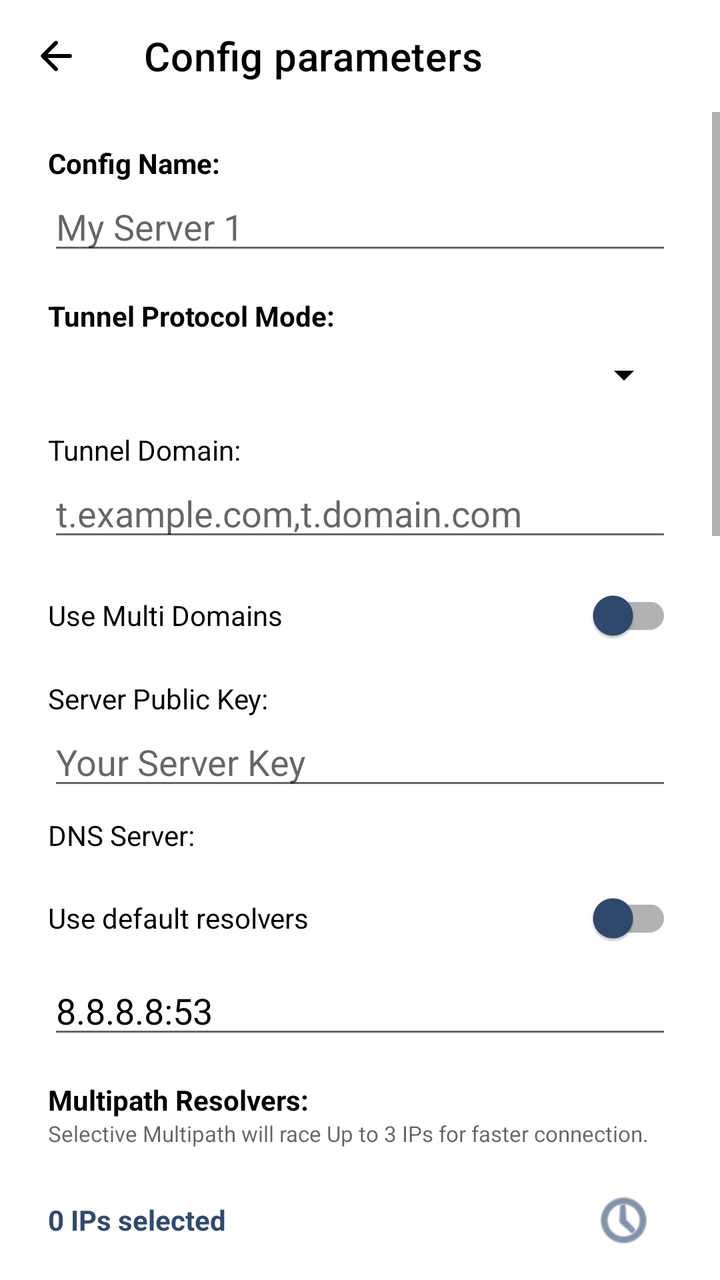
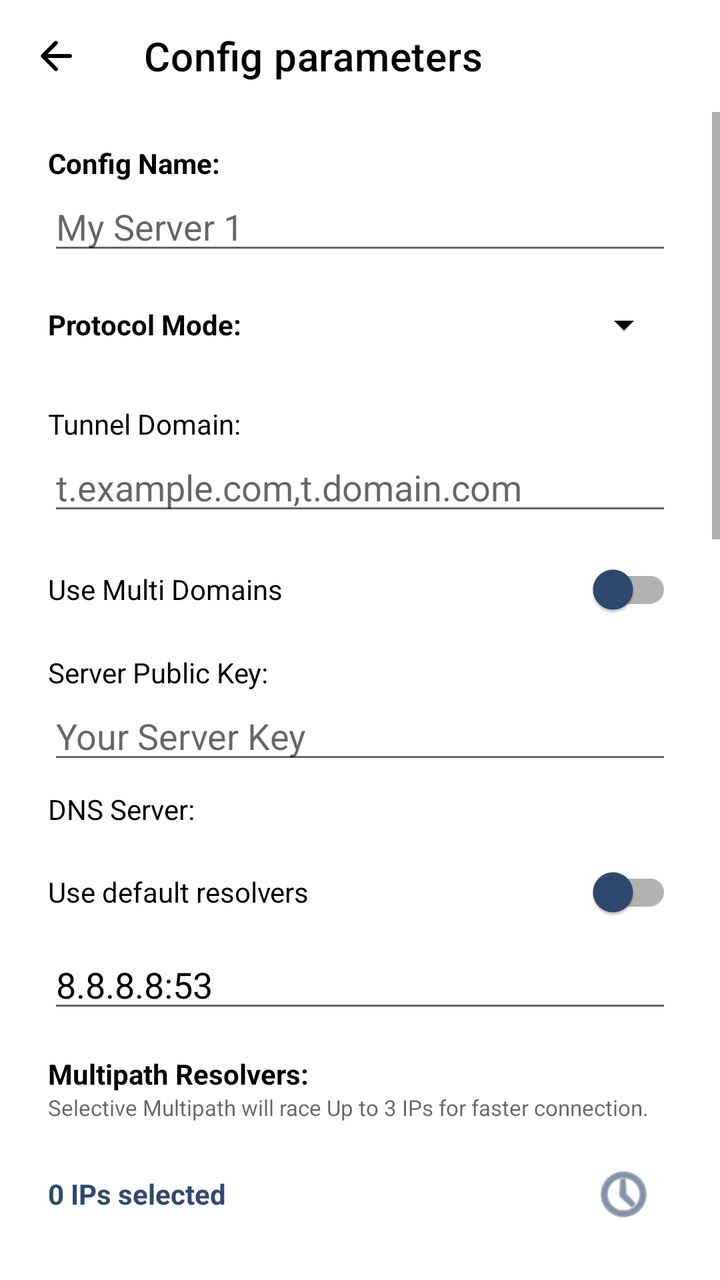

Before-and-after screenshots of an Android layout around one commit, followed by the original layout XML and the change that was made.
<!-- AndroidManifest.xml: application theme Theme.Vaydns -->
<!-- res/layout/activity_config_editor.xml -->
<?xml version="1.0" encoding="utf-8"?>
<LinearLayout xmlns:android="http://schemas.android.com/apk/res/android"
    xmlns:app="http://schemas.android.com/apk/res-auto"
    android:layout_width="match_parent"
    android:layout_height="match_parent"
    android:orientation="vertical"
    android:background="?android:attr/windowBackground"
    android:fitsSystemWindows="true">

    <com.google.android.material.appbar.AppBarLayout
        android:layout_width="match_parent"
        android:layout_height="wrap_content"
        android:background="?attr/colorSurface"
        app:elevation="4dp">

        <com.google.android.material.appbar.MaterialToolbar
            android:id="@+id/toolbar_editor"
            android:layout_width="match_parent"
            android:layout_height="?attr/actionBarSize"
            app:title="Config parameters"
            app:titleTextColor="?attr/colorOnSurface"
            app:navigationIcon="@drawable/ic_arrow_back_modern"
            app:navigationIconTint="?attr/colorOnSurface" />
    </com.google.android.material.appbar.AppBarLayout>

    <ScrollView
        android:layout_width="match_parent"
        android:layout_height="match_parent">

        <LinearLayout
            android:layout_width="match_parent"
            android:layout_height="wrap_content"
            android:orientation="vertical"
            android:paddingStart="24dp"
            android:paddingEnd="24dp"
            android:paddingTop="16dp"
            android:paddingBottom="24dp">

            <TextView
                android:layout_width="wrap_content"
                android:layout_height="wrap_content"
                android:text="Config Name:"
                android:textColor="?attr/colorOnSurface"
                android:textStyle="bold" />

            <EditText
                android:id="@+id/et_config_name"
                android:layout_width="match_parent"
                android:layout_height="wrap_content"
                android:hint="My Server 1"
                android:textColor="?attr/colorOnSurface" />

            <TextView
                android:id="@+id/tv_tunnel_protocol_label"
                android:layout_width="wrap_content"
                android:layout_height="wrap_content"
                android:text="Tunnel Protocol Mode:"
                android:textColor="?attr/colorOnSurface"
                android:layout_marginTop="16dp"
                android:textStyle="bold" />

            <Spinner
                android:id="@+id/spinner_tunnel_protocol"
                android:layout_width="match_parent"
                android:layout_height="wrap_content"
                android:layout_marginTop="8dp"
                android:backgroundTint="?attr/colorOnSurface" />

            <LinearLayout
                android:id="@+id/layout_editor_cdn"
                android:layout_width="match_parent"
                android:layout_height="wrap_content"
                android:orientation="horizontal"
                android:gravity="center_vertical"
                android:layout_marginTop="20dp"
                android:layout_marginBottom="12dp"
                android:visibility="gone">

                <TextView
                    android:layout_width="0dp"
                    android:layout_weight="1"
                    android:layout_height="wrap_content"
                    android:text="Target CDN Cloud:"
                    android:textColor="?attr/colorOnSurface"
                    android:textStyle="bold" />

                <Spinner
                    android:id="@+id/spinner_editor_cdn"
                    android:layout_width="wrap_content"
                    android:layout_height="wrap_content"
                    android:backgroundTint="?attr/colorOnSurface" />
            </LinearLayout>

            <TextView
                android:id="@+id/tv_vless_ip_label"
                android:layout_width="wrap_content"
                android:layout_height="wrap_content"
                android:text="Cloud IP (VLESS):"
                android:textColor="?attr/colorOnSurface"
                android:layout_marginTop="16dp"
                android:textStyle="bold"
                android:visibility="gone" />

            <EditText
                android:id="@+id/et_vless_ip"
                android:layout_width="match_parent"
                android:layout_height="wrap_content"
                android:hint="Leave empty to use Global Setting"
                android:textColorHint="?android:attr/textColorSecondary"
                android:textColor="?attr/colorOnSurface"
                android:inputType="text"
                android:layout_marginTop="8dp"
                android:visibility="gone" />

            <androidx.appcompat.widget.SwitchCompat
                android:id="@+id/cb_best_cf_ip"
                android:layout_width="match_parent"
                android:layout_height="wrap_content"
                android:text="Get best IP from Global Settings"
                android:textSize="14sp"
                android:textColor="?attr/colorOnSurface"
                app:thumbTint="?attr/colorPrimary"
                android:layout_marginTop="12dp"
                android:layout_marginBottom="8dp"
                android:visibility="gone" />

            <TextView
                android:id="@+id/tv_domain_label"
                android:layout_width="wrap_content"
                android:layout_height="wrap_content"
                android:text="Tunnel Domain:"
                android:textColor="?attr/colorOnSurface"
                android:layout_marginTop="16dp" />

            <EditText
                android:id="@+id/et_domain"
                android:layout_width="match_parent"
                android:layout_height="wrap_content"
                android:textColor="?attr/colorOnSurface"
                android:textColorHint="?android:attr/textColorSecondary"
                android:hint="t.example.com,t.domain.com" />

            <TextView
                android:id="@+id/tv_domain_selector_label"
                android:layout_width="wrap_content"
                android:layout_height="wrap_content"
                android:text="Select Active Domain:"
                android:textColor="?attr/colorOnSurface"
                android:layout_marginTop="16dp"
                android:visibility="gone"
                android:textStyle="bold" />

            <RadioGroup
                android:id="@+id/rg_domain_selector"
                android:layout_width="match_parent"
                android:layout_height="wrap_content"
                android:orientation="vertical"
                android:layout_marginTop="8dp"
                android:visibility="gone">

                <RadioButton android:id="@+id/rb_domain_1" android:layout_width="wrap_content" android:layout_height="wrap_content" android:textColor="?attr/colorOnSurface" android:buttonTint="?attr/colorPrimary" android:text="Domain 1" />
                <RadioButton android:id="@+id/rb_domain_2" android:layout_width="wrap_content" android:layout_height="wrap_content" android:textColor="?attr/colorOnSurface" android:buttonTint="?attr/colorPrimary" android:text="Domain 2" />
                <RadioButton android:id="@+id/rb_domain_3" android:layout_width="wrap_content" android:layout_height="wrap_content" android:textColor="?attr/colorOnSurface" android:buttonTint="?attr/colorPrimary" android:text="Domain 3" />
                <RadioButton android:id="@+id/rb_domain_4" android:layout_width="wrap_content" android:layout_height="wrap_content" android:textColor="?attr/colorOnSurface" android:buttonTint="?attr/colorPrimary" android:text="Domain 4" />
            </RadioGroup>

            <androidx.appcompat.widget.SwitchCompat
                android:id="@+id/switch_multi_domain"
                android:layout_width="match_parent"
                android:layout_height="wrap_content"
                android:layout_marginTop="8dp"
                android:text="Use Multi Domains"
                android:textColor="?attr/colorOnSurface"
                app:thumbTint="?attr/colorPrimary"
                android:checked="false" />

            <TextView
                android:id="@+id/tv_pubkey_label"
                android:layout_width="wrap_content"
                android:layout_height="wrap_content"
                android:text="Server Public Key:"
                android:textColor="?attr/colorOnSurface"
                android:layout_marginTop="8dp" />

            <EditText
                android:id="@+id/et_pubkey"
                android:layout_width="match_parent"
                android:layout_height="wrap_content"
                android:textColor="?attr/colorOnSurface"
                android:hint="Your Server Key" />

            <TextView
                android:id="@+id/tv_dns_label"
                android:layout_width="wrap_content"
                android:layout_height="wrap_content"
                android:text="DNS Server:"
                android:textColor="?attr/colorOnSurface"
                android:layout_marginTop="8dp" />

            <androidx.appcompat.widget.SwitchCompat
                android:id="@+id/sw_use_default_resolvers"
                android:layout_width="match_parent"
                android:layout_height="wrap_content"
                android:layout_marginTop="8dp"
                android:text="Use default resolvers"
                android:textColor="?attr/colorOnSurface"
                android:checked="false"
                android:textSize="14sp"
                app:thumbTint="?attr/colorPrimary" />

            <LinearLayout
                android:layout_width="match_parent"
                android:layout_height="wrap_content"
                android:orientation="horizontal"
                android:gravity="center_vertical">

                <EditText
                    android:id="@+id/et_dns"
                    android:layout_width="0dp"
                    android:layout_height="wrap_content"
                    android:layout_weight="1"
                    android:textColor="?attr/colorOnSurface"
                    android:text="8.8.8.8:53" />

            </LinearLayout>

            <TextView
                android:id="@+id/tv_multipath_label"
                android:layout_width="wrap_content"
                android:layout_height="wrap_content"
                android:text="Multipath Resolvers:"
                android:textColor="?attr/colorOnSurface"
                android:layout_marginTop="16dp"
                android:textStyle="bold" />

            <TextView
                android:id="@+id/tv_multipath_desc"
                android:layout_width="wrap_content"
                android:layout_height="wrap_content"
                android:text="Selective Multipath will race Up to 3 IPs for faster connection."
                android:textSize="11sp"
                android:textColor="?android:attr/textColorSecondary"
                android:layout_marginBottom="4dp" />

            <LinearLayout
                android:id="@+id/layout_multipath_controls"
                android:layout_width="match_parent"
                android:layout_height="wrap_content"
                android:orientation="horizontal"
                android:gravity="center_vertical"
                android:background="?attr/selectableItemBackground"
                android:paddingVertical="8dp">

                <TextView
                    android:id="@+id/tv_multipath_status"
                    android:layout_width="0dp"
                    android:layout_height="wrap_content"
                    android:layout_weight="1"
                    android:text="0 IPs selected"
                    android:textSize="14sp"
                    android:textStyle="bold"
                    android:textColor="?attr/colorPrimary" />

                <ImageButton
                    android:id="@+id/btn_select_multipath"
                    android:layout_width="48dp"
                    android:layout_height="48dp"
                    android:src="@android:drawable/ic_menu_recent_history"
                    android:background="?attr/selectableItemBackgroundBorderless"
                    app:tint="?attr/colorPrimary"
                    android:contentDescription="Select Multipath Resolvers" />
            </LinearLayout>

            <TextView
                android:id="@+id/tv_mode_label"
                android:layout_width="wrap_content"
                android:layout_height="wrap_content"
                android:text="Tunnel Mode:"
                android:textColor="?attr/colorOnSurface"
                android:layout_marginTop="16dp"
                android:textStyle="bold" />

            <RadioGroup
                android:id="@+id/rg_mode"
                android:layout_width="match_parent"
                android:layout_height="wrap_content"
                android:orientation="horizontal">

                <RadioButton
                    android:id="@+id/rb_udp"
                    android:layout_width="wrap_content"
                    android:layout_height="wrap_content"
                    android:text="UDP"
                    android:checked="true"
                    android:layout_weight="1"
                    android:textColor="?attr/colorOnSurface"
                    android:buttonTint="?attr/colorPrimary" />

                <RadioButton
                    android:id="@+id/rb_tcp"
                    android:layout_width="wrap_content"
                    android:layout_height="wrap_content"
                    android:text="TCP"
                    android:layout_weight="1"
                    android:textColor="?attr/colorOnSurface"
                    android:buttonTint="?attr/colorPrimary" />

                <RadioButton
                    android:id="@+id/rb_tls"
                    android:layout_width="wrap_content"
                    android:layout_height="wrap_content"
                    android:text="DoT"
                    android:layout_weight="1"
                    android:textColor="?attr/colorOnSurface"
                    android:buttonTint="?attr/colorPrimary" />

                <RadioButton
                    android:id="@+id/rb_https"
                    android:layout_width="wrap_content"
                    android:layout_height="wrap_content"
                    android:text="DoH"
                    android:layout_weight="1"
                    android:textColor="?attr/colorOnSurface"
                    android:buttonTint="?attr/colorPrimary" />
            </RadioGroup>

            <TextView
                android:id="@+id/tv_record_type_label"
                android:layout_width="wrap_content"
                android:layout_height="wrap_content"
                android:text="Record Type:"
                android:textColor="?attr/colorOnSurface"
                android:layout_marginTop="12dp"
                android:textStyle="bold" />

            <Spinner
                android:id="@+id/sp_record_type"
                android:layout_width="match_parent"
                android:layout_height="wrap_content"
                android:layout_marginTop="4dp"
                style="@style/Widget.AppCompat.Spinner.Underlined"
                android:backgroundTint="?attr/colorOnSurface" />

            <TextView
                android:id="@+id/tv_idle_timeout_label"
                android:layout_width="wrap_content"
                android:layout_height="wrap_content"
                android:text="Idle Timeout:"
                android:textColor="?attr/colorOnSurface"
                android:layout_marginTop="12dp"
                android:textStyle="bold" />

            <EditText
                android:id="@+id/et_idle_timeout"
                android:layout_width="match_parent"
                android:layout_height="wrap_content"
                android:hint="e.g. 10s"
                android:textColor="?attr/colorOnSurface"
                android:inputType="text" />

            <TextView
                android:id="@+id/tv_keep_alive_label"
                android:layout_width="wrap_content"
                android:layout_height="wrap_content"
                android:text="Keep Alive:"
                android:textColor="?attr/colorOnSurface"
                android:layout_marginTop="12dp"
                android:textStyle="bold" />

            <EditText
                android:id="@+id/et_keep_alive"
                android:layout_width="match_parent"
                android:layout_height="wrap_content"
                android:hint="e.g. 2s"
                android:textColor="?attr/colorOnSurface"
                android:inputType="text" />

            <TextView
                android:id="@+id/tv_client_id_size_label"
                android:layout_width="wrap_content"
                android:layout_height="wrap_content"
                android:text="Client ID Size:"
                android:textColor="?attr/colorOnSurface"
                android:layout_marginTop="12dp"
                android:textStyle="bold" />

            <EditText
                android:id="@+id/et_client_id_size"
                android:layout_width="match_parent"
                android:layout_height="wrap_content"
                android:textColor="?attr/colorOnSurface"
                android:inputType="number"
                android:text="2" />

            <TextView
                android:id="@+id/tv_mtu_label"
                android:layout_width="wrap_content"
                android:layout_height="wrap_content"
                android:text="MTU:"
                android:textColor="?attr/colorOnSurface"
                android:layout_marginTop="12dp"
                android:textStyle="bold" />

            <EditText
                android:id="@+id/et_mtu"
                android:layout_width="match_parent"
                android:layout_height="wrap_content"
                android:hint="30 &lt; MTU &lt; 130"
                android:textColorHint="@android:color/darker_gray"
                android:textColor="?attr/colorOnSurface"
                android:inputType="number"
                android:text="0" />

            <androidx.appcompat.widget.SwitchCompat
                android:id="@+id/sw_dnstt"
                android:layout_width="match_parent"
                android:layout_height="wrap_content"
                android:layout_marginTop="12dp"
                android:text="DNSTT Compatible"
                android:textColor="?attr/colorOnSurface"
                android:layout_marginHorizontal="16dp"
                android:textSize="14sp"
                app:thumbTint="?attr/colorPrimary" />

            <TextView
                android:id="@+id/tv_proxy_protocol_label"
                android:layout_width="wrap_content"
                android:layout_height="wrap_content"
                android:layout_marginTop="12dp"
                android:text="Local Proxy Protocol:"
                android:textColor="?attr/colorOnSurface"
                android:textStyle="bold" />

            <RadioGroup
                android:id="@+id/rg_proxy_protocol"
                android:layout_width="match_parent"
                android:layout_height="wrap_content"
                android:orientation="horizontal"
                android:layout_marginTop="4dp">

                <RadioButton
                    android:id="@+id/rb_proxy_socks"
                    android:layout_width="wrap_content"
                    android:layout_height="wrap_content"
                    android:text="SOCKS5"
                    android:checked="true"
                    android:layout_weight="1"
                    android:textColor="?attr/colorOnSurface"
                    android:buttonTint="?attr/colorPrimary" />

                <RadioButton
                    android:id="@+id/rb_proxy_http"
                    android:layout_width="wrap_content"
                    android:layout_height="wrap_content"
                    android:text="HTTP"
                    android:layout_weight="1"
                    android:textColor="?attr/colorOnSurface"
                    android:buttonTint="?attr/colorPrimary" />
            </RadioGroup>

            <androidx.appcompat.widget.SwitchCompat
                android:id="@+id/sw_auth"
                android:layout_width="match_parent"
                android:layout_height="wrap_content"
                android:layout_marginTop="12dp"
                android:text="Use Server Authorization"
                android:textColor="?attr/colorOnSurface"
                android:checked="false"
                android:textSize="14sp"
                app:thumbTint="?attr/colorPrimary" />

            <TextView
                android:id="@+id/tv_auth_protocol_label"
                android:layout_width="wrap_content"
                android:layout_height="wrap_content"
                android:layout_marginTop="16dp"
                android:text="Authentication Protocol"
                android:textColor="?attr/colorOnSurface"
                android:textStyle="bold" />

            <RadioGroup
                android:id="@+id/rg_auth_protocol"
                android:layout_width="match_parent"
                android:layout_height="wrap_content"
                android:orientation="horizontal"
                android:layout_marginTop="4dp">

                <RadioButton
                    android:id="@+id/rb_auth_socks"
                    android:layout_width="wrap_content"
                    android:layout_height="wrap_content"
                    android:text="socks"
                    android:checked="true"
                    android:layout_weight="1"
                    android:textColor="?attr/colorOnSurface"
                    android:buttonTint="?attr/colorPrimary" />

                <RadioButton
                    android:id="@+id/rb_auth_ssh"
                    android:layout_width="wrap_content"
                    android:layout_height="wrap_content"
                    android:text="ssh"
                    android:layout_weight="1"
                    android:textColor="?attr/colorOnSurface"
                    android:buttonTint="?attr/colorPrimary" />

                <RadioButton
                    android:id="@+id/rb_auth_shadowsocks"
                    android:layout_width="wrap_content"
                    android:layout_height="wrap_content"
                    android:text="shadowsocks"
                    android:layout_weight="2"
                    android:textColor="?attr/colorOnSurface"
                    android:buttonTint="?attr/colorPrimary" />
            </RadioGroup>

            <TextView
                android:id="@+id/tv_ss_method_label"
                android:layout_width="wrap_content"
                android:layout_height="wrap_content"
                android:text="Encryption Method:"
                android:textColor="?attr/colorOnSurface"
                android:layout_marginTop="16dp"
                android:visibility="gone"
                android:textStyle="bold" />

            <Spinner
                android:id="@+id/sp_ss_method"
                android:layout_width="match_parent"
                android:layout_height="wrap_content"
                android:visibility="gone" />

            <androidx.appcompat.widget.SwitchCompat
                android:id="@+id/sw_ssh_key"
                android:layout_width="match_parent"
                android:layout_height="wrap_content"
                android:layout_marginTop="8dp"
                android:text="Use SSH Key"
                android:textColor="?attr/colorOnSurface"
                android:checked="false"
                android:textSize="14sp"
                app:thumbTint="?attr/colorPrimary" />

            <TextView
                android:id="@+id/tv_user_label"
                android:layout_width="wrap_content"
                android:layout_height="wrap_content"
                android:text="User:"
                android:textColor="?attr/colorOnSurface"
                android:layout_marginTop="12dp"
                android:textStyle="bold" />

            <EditText
                android:id="@+id/et_user"
                android:layout_width="match_parent"
                android:layout_height="wrap_content"
                android:hint="Optional"
                android:textColorHint="?android:attr/textColorSecondary"
                android:textColor="?attr/colorOnSurface"
                android:inputType="text" />

            <TextView
                android:id="@+id/tv_pass_label"
                android:layout_width="wrap_content"
                android:layout_height="wrap_content"
                android:text="Password:"
                android:textColor="?attr/colorOnSurface"
                android:layout_marginTop="12dp"
                android:textStyle="bold" />

            <EditText
                android:id="@+id/et_pass"
                android:layout_width="match_parent"
                android:layout_height="wrap_content"
                android:hint="Optional"
                android:textColorHint="?android:attr/textColorSecondary"
                android:textColor="?attr/colorOnSurface"
                android:inputType="text" />

            <Button
                android:id="@+id/btn_save_config"
                android:layout_width="match_parent"
                android:layout_height="wrap_content"
                android:text="SAVE CONFIG"
                android:layout_marginTop="24dp"
                android:backgroundTint="?attr/colorPrimary"
                android:textColor="?attr/colorOnPrimary" />

        </LinearLayout>
    </ScrollView>
</LinearLayout>
<!-- resources referenced by this layout -->
<resources>
  <!-- drawable ic_arrow_back_modern (drawable) -->
  <vector xmlns:android="http://schemas.android.com/apk/res/android"
      android:width="24dp"
      android:height="24dp"
      android:viewportWidth="960"
      android:viewportHeight="960">
    <path
        android:pathData="m313,520 l196,196q12,12 11.5,28T508,772q-12,11 -28,11.5T452,772L188,508q-6,-6 -8.5,-13t-2.5,-15q0,-8 2.5,-15t8.5,-13l264,-264q11,-11 27.5,-11t28.5,11q12,12 12,28.5T508,245L313,440h447q17,0 28.5,11.5T800,480q0,17 -11.5,28.5T760,520L313,520Z"
        android:fillColor="#1f1f1f"/>
  </vector>
  <style name="Theme.Vaydns" parent="Theme.MaterialComponents.DayNight.NoActionBar">
          <item name="colorPrimary">#2F4A6F</item>
          <item name="colorPrimaryVariant">#1B2D44</item>
          <item name="colorOnPrimary">@android:color/white</item>
  
          <item name="materialAlertDialogTheme">@style/Theme.Vaydns.Dialog.Day</item>
  
          <item name="android:statusBarColor">@android:color/white</item>
          <item name="android:windowLightStatusBar">true</item>
      </style>
  <style name="Theme.Vaydns.Dialog.Day" parent="ThemeOverlay.MaterialComponents.MaterialAlertDialog">
          <item name="colorPrimary">#2F4A6F</item>
          <item name="colorControlActivated">#2F4A6F</item>
      </style>
</resources>

<!-- the commit's change to res/layout/activity_config_editor.xml (unified diff, before → after) -->
@@ -50,21 +50,30 @@
                 android:hint="My Server 1"
                 android:textColor="?attr/colorOnSurface" />
 
-            <TextView
-                android:id="@+id/tv_tunnel_protocol_label"
-                android:layout_width="wrap_content"
-                android:layout_height="wrap_content"
-                android:text="Tunnel Protocol Mode:"
-                android:textColor="?attr/colorOnSurface"
-                android:layout_marginTop="16dp"
-                android:textStyle="bold" />
-
-            <Spinner
-                android:id="@+id/spinner_tunnel_protocol"
-                android:layout_width="match_parent"
-                android:layout_height="wrap_content"
-                android:layout_marginTop="8dp"
-                android:backgroundTint="?attr/colorOnSurface" />
+            <LinearLayout
+                android:id="@+id/layout_tunnel_protocol"
+                android:layout_width="match_parent"
+                android:layout_height="wrap_content"
+                android:orientation="horizontal"
+                android:gravity="center_vertical"
+                android:layout_marginTop="18dp"
+                android:layout_marginBottom="12dp">
+
+                <TextView
+                    android:id="@+id/tv_tunnel_protocol_label"
+                    android:layout_width="0dp"
+                    android:layout_weight="1"
+                    android:layout_height="wrap_content"
+                    android:text="Protocol Mode:"
+                    android:textColor="?attr/colorOnSurface"
+                    android:textStyle="bold" />
+
+                <Spinner
+                    android:id="@+id/spinner_tunnel_protocol"
+                    android:layout_width="wrap_content"
+                    android:layout_height="wrap_content"
+                    android:backgroundTint="?attr/colorOnSurface" />
+            </LinearLayout>
 
             <LinearLayout
                 android:id="@+id/layout_editor_cdn"
@@ -72,7 +81,7 @@
                 android:layout_height="wrap_content"
                 android:orientation="horizontal"
                 android:gravity="center_vertical"
-                android:layout_marginTop="20dp"
+                android:layout_marginTop="18dp"
                 android:layout_marginBottom="12dp"
                 android:visibility="gone">
 
@@ -86,6 +95,56 @@
 
                 <Spinner
                     android:id="@+id/spinner_editor_cdn"
+                    android:layout_width="wrap_content"
+                    android:layout_height="wrap_content"
+                    android:backgroundTint="?attr/colorOnSurface" />
+            </LinearLayout>
+
+            <LinearLayout
+                android:id="@+id/layout_vless_protocol"
+                android:layout_width="match_parent"
+                android:layout_height="wrap_content"
+                android:orientation="horizontal"
+                android:gravity="center_vertical"
+                android:layout_marginTop="18dp"
+                android:layout_marginBottom="12dp"
+                android:visibility="gone">
+
+                <TextView
+                    android:layout_width="0dp"
+                    android:layout_weight="1"
+                    android:layout_height="wrap_content"
+                    android:text="Vless-Protocol:"
+                    android:textColor="?attr/colorOnSurface"
+                    android:textStyle="bold" />
+
+                <Spinner
+                    android:id="@+id/spinner_vless_protocol"
+                    android:layout_width="wrap_content"
+                    android:layout_height="wrap_content"
+                    android:backgroundTint="?attr/colorOnSurface" />
+            </LinearLayout>
+
+            <LinearLayout
+                android:id="@+id/layout_editor_port"
+                android:layout_width="match_parent"
+                android:layout_height="wrap_content"
+                android:orientation="horizontal"
+                android:gravity="center_vertical"
+                android:layout_marginTop="18dp"
+                android:layout_marginBottom="12dp"
+                android:visibility="gone">
+
+                <TextView
+                    android:layout_width="0dp"
+                    android:layout_weight="1"
+                    android:layout_height="wrap_content"
+                    android:text="Target Port:"
+                    android:textColor="?attr/colorOnSurface"
+                    android:textStyle="bold" />
+
+                <Spinner
+                    android:id="@+id/spinner_editor_port"
                     android:layout_width="wrap_content"
                     android:layout_height="wrap_content"
                     android:backgroundTint="?attr/colorOnSurface" />
@@ -105,21 +164,20 @@
                 android:id="@+id/et_vless_ip"
                 android:layout_width="match_parent"
                 android:layout_height="wrap_content"
-                android:hint="Leave empty to use Global Setting"
+                android:hint="Leave empty to use the internal IP"
                 android:textColorHint="?android:attr/textColorSecondary"
                 android:textColor="?attr/colorOnSurface"
                 android:inputType="text"
                 android:layout_marginTop="8dp"
                 android:visibility="gone" />
 
-            <androidx.appcompat.widget.SwitchCompat
-                android:id="@+id/cb_best_cf_ip"
-                android:layout_width="match_parent"
-                android:layout_height="wrap_content"
-                android:text="Get best IP from Global Settings"
-                android:textSize="14sp"
-                android:textColor="?attr/colorOnSurface"
-                app:thumbTint="?attr/colorPrimary"
+            <Button
+                android:id="@+id/btn_best_cf_ip"
+                android:layout_width="match_parent"
+                android:layout_height="wrap_content"
+                android:text="Get best IP from Vault"
+                android:backgroundTint="?attr/colorPrimary"
+                android:textColor="?attr/colorOnPrimary"
                 android:layout_marginTop="12dp"
                 android:layout_marginBottom="8dp"
                 android:visibility="gone" />
